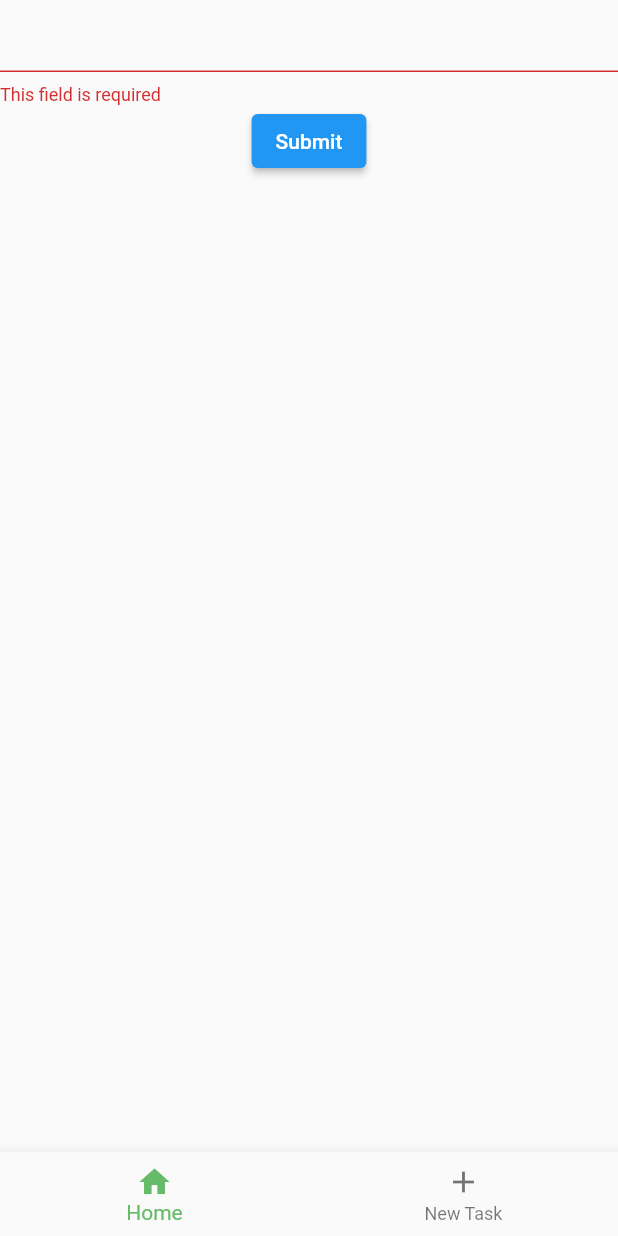
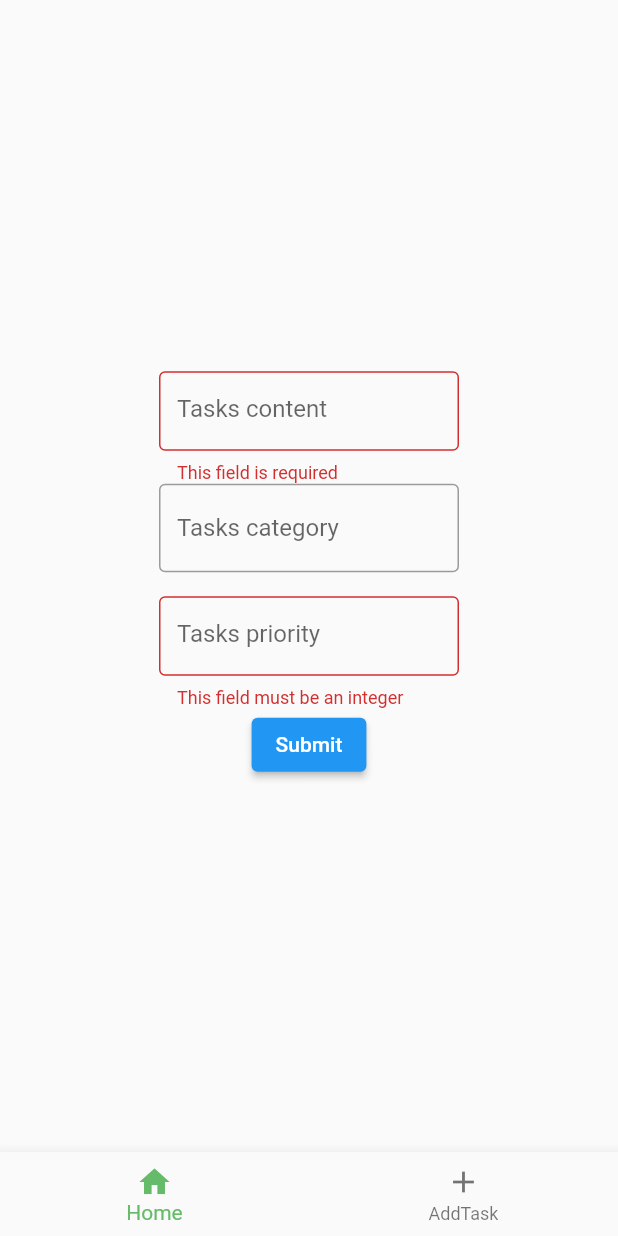
Before and after one commit to 505Baloo/todolist, a Flutter app: the screen it shows after launch, item 2 of the bottom bar chosen, after a tap on "Submit", on a phone screen of 412 x 824 dp. Run offline on Flutter 3.47's test engine with Material 2 defaults, Android fonts, the phone set to English and light mode, and no system bars; our stand-ins replace go_router.

Commit message:
Can add Tasks with form. Can access Details.

```diff
--- a/lib/screens/task_details.dart
+++ b/lib/screens/task_details.dart
@@ -1,8 +1,10 @@
 import 'package:flutter/material.dart';
+import 'package:todolist/models/task.dart';
 
 class TaskDetails extends StatelessWidget {
-  const TaskDetails({super.key, required this.id});
-  final int id;
+  const TaskDetails({super.key, required this.task});
+  // final int id;
+  final Task task;
 
   @override
   Widget build(BuildContext context) {
--- a/lib/screens/task_form.dart
+++ b/lib/screens/task_form.dart
@@ -1,5 +1,10 @@
 import 'package:flutter/material.dart';
+import 'package:go_router/go_router.dart';
+import 'package:provider/provider.dart';
+import 'package:todolist/models/task.dart';
+import 'package:todolist/providers/task_provider.dart';
 import 'package:todolist/widgets/bottom_navigation.dart';
+import 'package:uuid/uuid.dart';
 
 class TaskForm extends StatefulWidget {
   const TaskForm({super.key});
@@ -10,15 +15,51 @@ class TaskForm extends StatefulWidget {
 
 class TaskFormState extends State<TaskForm> {
   final _formKey = GlobalKey<FormState>();
+  final contentController = TextEditingController();
+  final categoryController = TextEditingController();
+  final priorityController = TextEditingController();
+  final uuid = const Uuid();
+
+  @override
+  void dispose() {
+    contentController.dispose();
+    super.dispose();
+  }
+
+  Task? handleValidation() {
+    Task? testTask;
+    if (_formKey.currentState!.validate()) {
+      ScaffoldMessenger.of(context).showSnackBar(
+        const SnackBar(content: Text('Processing your form')),
+      );
+      testTask = Task(
+          content: contentController.text,
+          createdAt: DateTime.now(),
+          category: categoryController.text,
+          priority: int.parse(priorityController.text),
+          id: uuid.v4());
+    }
+    return testTask;
+  }
 
   @override
   Widget build(BuildContext context) {
+    final taskProvider = Provider.of<TaskProvider>(context);
     return Scaffold(
       body: Form(
           key: _formKey,
+          child: Center(
             child: Column(
+              mainAxisAlignment: MainAxisAlignment.center,
               children: <Widget>[
-              TextFormField(
+                SizedBox(
+                  width: 200,
+                  height: 75,
+                  child: TextFormField(
+                    controller: contentController,
+                    decoration: const InputDecoration(
+                        border: OutlineInputBorder(),
+                        hintText: 'Task' 's content'),
                     validator: (value) {
                       if (value == null || value.isEmpty) {
                         return 'This field is required';
@@ -26,17 +67,44 @@ class TaskFormState extends State<TaskForm> {
                       return null;
                     },
                   ),
+                ),
+                SizedBox(
+                  width: 200,
+                  height: 75,
+                  child: TextFormField(
+                    controller: categoryController,
+                    decoration: const InputDecoration(
+                        border: OutlineInputBorder(),
+                        hintText: 'Task' 's category'),
+                  ),
+                ),
+                SizedBox(
+                  width: 200,
+                  height: 75,
+                  child: TextFormField(
+                    controller: priorityController,
+                    decoration: const InputDecoration(
+                        border: OutlineInputBorder(),
+                        hintText: 'Task' 's priority'),
+                    validator: (value) {
+                      var checkIfInteger = int.tryParse(value!);
+                      if (checkIfInteger == null || value.length > 1) {
+                        return 'This field must be an integer';
+                      }
+                      return null;
+                    },
+                  ),
+                ),
                 ElevatedButton(
                   onPressed: () {
-                  if (_formKey.currentState!.validate()) {
-                    ScaffoldMessenger.of(context).showSnackBar(
-                      const SnackBar(content: Text('Processing your form')),
-                    );
-                  }
+                    Task? task = handleValidation();
+                    taskProvider.add(task!);
+                    GoRouter.of(context).go('/');
                   },
                   child: const Text('Submit'),
                 )
               ],
+            ),
           )),
       bottomNavigationBar: const BottomNavigation(),
     );
--- a/lib/screens/tasks_main.dart
+++ b/lib/screens/tasks_main.dart
@@ -1,12 +1,16 @@
 import 'package:flutter/material.dart';
 import 'package:go_router/go_router.dart';
+import 'package:provider/provider.dart';
+import 'package:todolist/providers/task_provider.dart';
 import 'package:todolist/widgets/bottom_navigation.dart';
+import 'package:todolist/widgets/tasklist_builder.dart';
 
 class TasksMain extends StatelessWidget {
   const TasksMain({super.key});
 
   @override
   Widget build(BuildContext context) {
+    return Consumer<TaskProvider>(builder: (context, taskProvider, _) {
       return Scaffold(
         appBar: AppBar(
             title: const Text('ToDoList'),
@@ -18,13 +22,9 @@ class TasksMain extends StatelessWidget {
                   },
                   icon: const Icon(Icons.person))
             ]),
-      body: IconButton(
-        icon: const Icon(Icons.navigate_next),
-        onPressed: () {
-          GoRouter.of(context).go('/details/1');
-        },
-      ),
+        body: TaskListBuilder(key: key),
         bottomNavigationBar: const BottomNavigation(),
       );
+    });
   }
 }
--- a/lib/widgets/bottom_navigation.dart
+++ b/lib/widgets/bottom_navigation.dart
@@ -19,10 +19,6 @@ class _BottomNavigationState extends State<BottomNavigation> {
     ),
     Text(
       'Index 1: New Task',
-      style: optionStyle,
-    ),
-    Text(
-      'Index 2: School',
       style: optionStyle,
     ),
   ];
@@ -48,7 +44,7 @@ class _BottomNavigationState extends State<BottomNavigation> {
         ),
         BottomNavigationBarItem(
           icon: Icon(Icons.add),
-          label: 'New Task',
+          label: 'AddTask',
         ),
       ],
       currentIndex: _selectedIndex,
--- /dev/null
+++ b/lib/widgets/tasklist_builder.dart
@@ -0,0 +1,22 @@
+import 'package:flutter/material.dart';
+import 'package:todolist/providers/task_provider.dart';
+import 'package:provider/provider.dart';
+import 'package:todolist/widgets/task_preview.dart';
+
+class TaskListBuilder extends StatelessWidget {
+  const TaskListBuilder({super.key});
+
+  @override
+  Widget build(BuildContext context) {
+    final taskProvider = Provider.of<TaskProvider>(context);
+    final tasks = taskProvider.listOfTasks;
+    return ListView.builder(
+      itemCount: tasks.length,
+      itemBuilder: (BuildContext context, int index) {
+        final id = taskProvider.listOfTasks[index].id;
+        final task = taskProvider.getById(id!);
+        return TaskPreview(task: task);
+      },
+    );
+  }
+}
```
Also changed, not shown: lib/main.dart (+10 -1 lines), lib/widgets/task_preview.dart (+16 -2 lines). Lines whose indentation alone changed are shown as unchanged.
